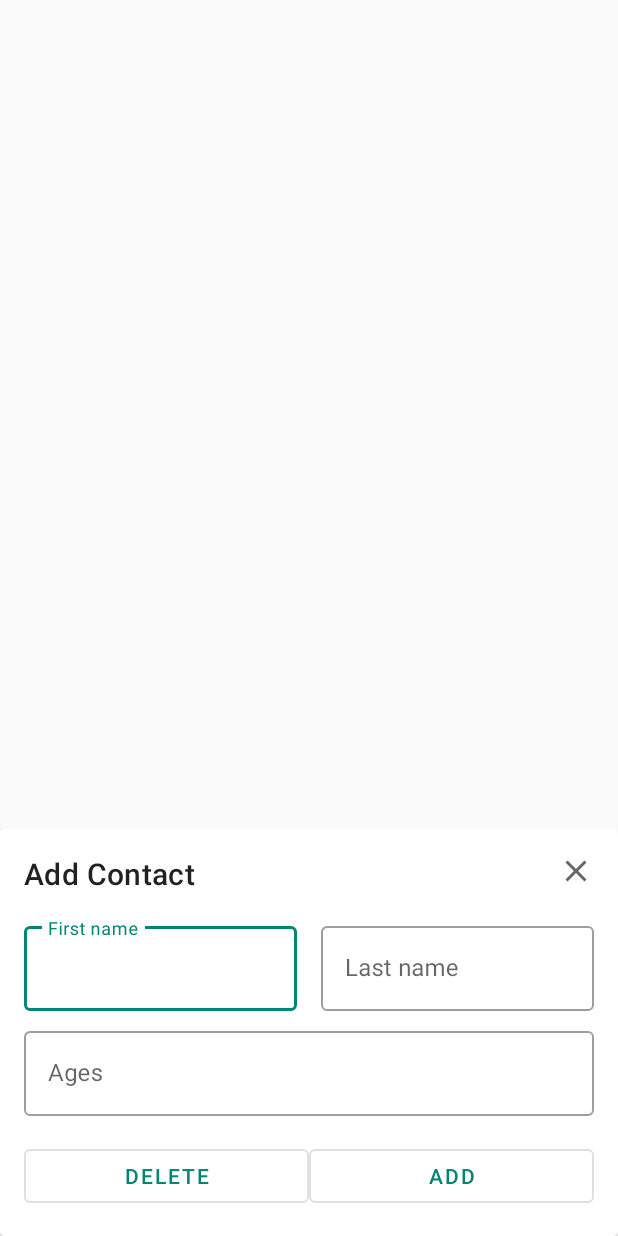
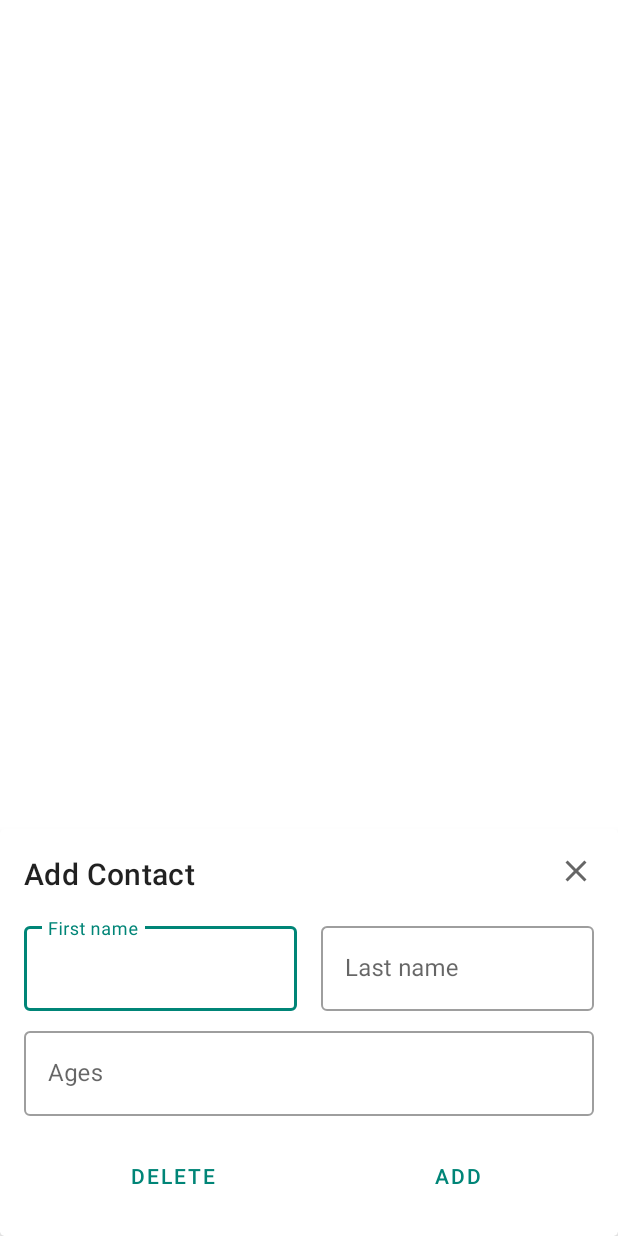
Before and after one commit to luteh/ContactApps, an Android app: the layout list_contacts_sheet.xml on its own in the app's theme, with its tools: preview values and no code run, on a phone screen of 412 x 824 dp. Run offline under Robolectric (Android 15) with nearby library versions, the phone set to English and light mode, and no system bars.

```diff
--- a/app/src/main/res/layout/list_contacts_sheet.xml
+++ b/app/src/main/res/layout/list_contacts_sheet.xml
@@ -108,7 +108,7 @@
 
                 <com.google.android.material.button.MaterialButton
                     android:id="@+id/btn_list_contacts_delete_sheet"
-                    style="@style/Widget.MaterialComponents.Button.OutlinedButton"
+                    style="@style/Widget.MaterialComponents.Button.TextButton.Dialog"
                     android:layout_width="0dp"
                     android:layout_height="wrap_content"
                     android:layout_weight="1"
@@ -116,7 +116,7 @@
 
                 <com.google.android.material.button.MaterialButton
                     android:id="@+id/btn_list_contacts_add_sheet"
-                    style="@style/Widget.MaterialComponents.Button.OutlinedButton"
+                    style="@style/Widget.MaterialComponents.Button.TextButton.Dialog"
                     android:layout_width="0dp"
                     android:layout_height="wrap_content"
                     android:layout_weight="1"
--- a/app/src/main/res/values/styles.xml
+++ b/app/src/main/res/values/styles.xml
@@ -1,7 +1,7 @@
 <resources>
 
     <!-- Base application theme. -->
-    <style name="AppTheme" parent="Theme.AppCompat.Light.DarkActionBar">
+    <style name="AppTheme" parent="Theme.MaterialComponents.Light.DarkActionBar">
         <!-- Customize your theme here. -->
         <item name="colorPrimary">@color/colorPrimary</item>
         <item name="colorPrimaryDark">@color/colorPrimaryDark</item>
```
Also changed, not shown: app/src/main/java/com/luteh/contactapps/ui/listcontacts/ListContactsActivity.kt (+36 -0 lines).
